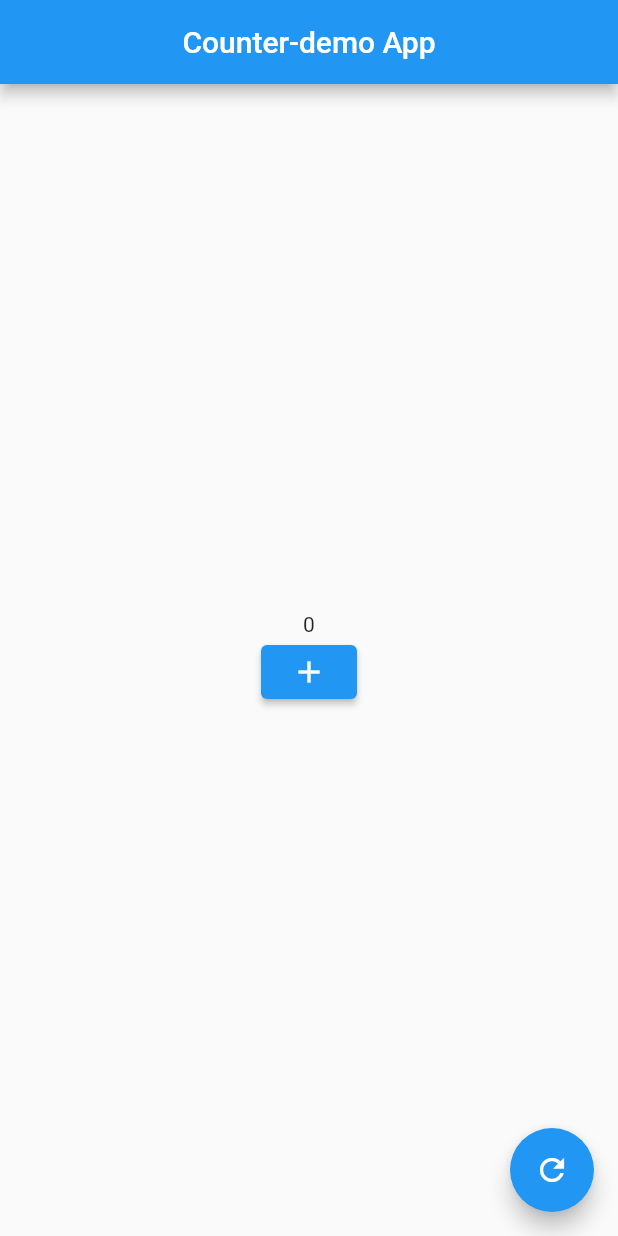
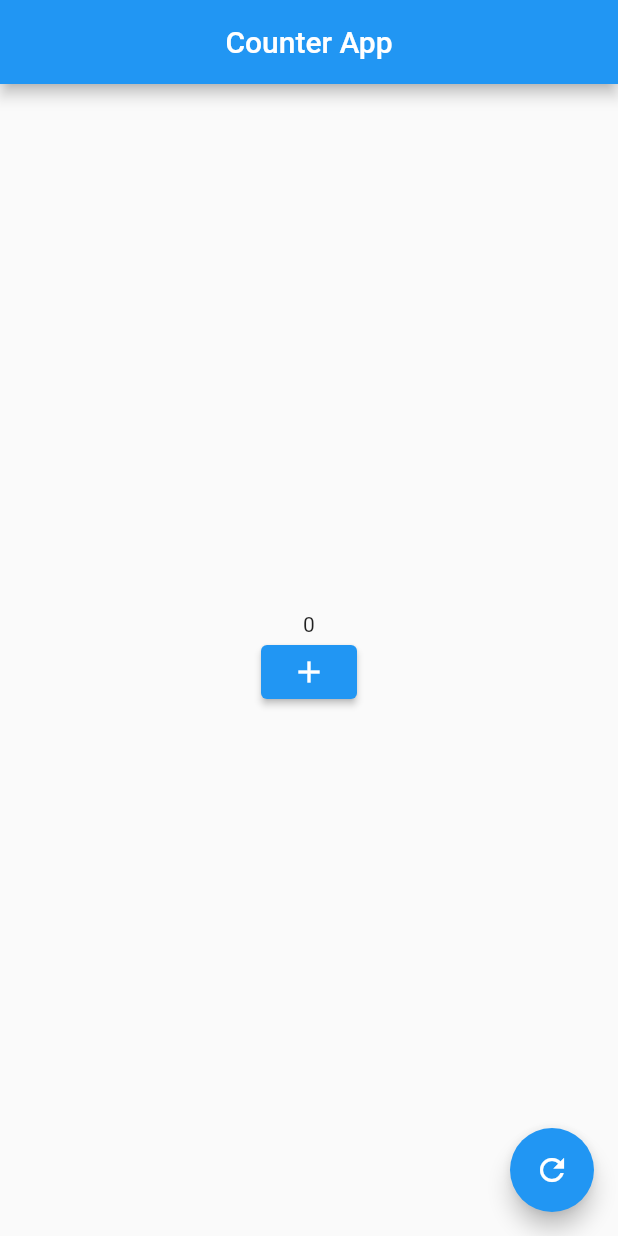
Before and after one commit to mohammad-henry/counter_demo, a Flutter app: the screen it shows after launch, on a phone screen of 412 x 824 dp. Run offline on Flutter 3.47's test engine with Material 2 defaults, Android fonts, the phone set to English and light mode, and no system bars.

Commit message:
Updated title

```diff
--- a/lib/screens/home_screen.dart
+++ b/lib/screens/home_screen.dart
@@ -15,7 +15,7 @@ class _HomeScreenState extends State<HomeScreen> {
     return Scaffold(
       appBar: AppBar(
         centerTitle: true,
-        title: Text("Counter-demo App"),
+        title: Text("Counter App"),
       ),
       floatingActionButton: FloatingActionButton(
         onPressed: () {
```
